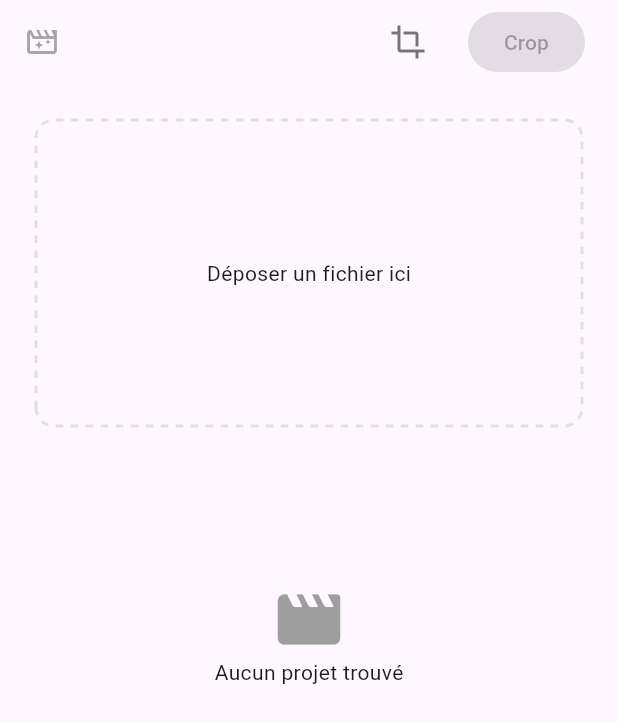
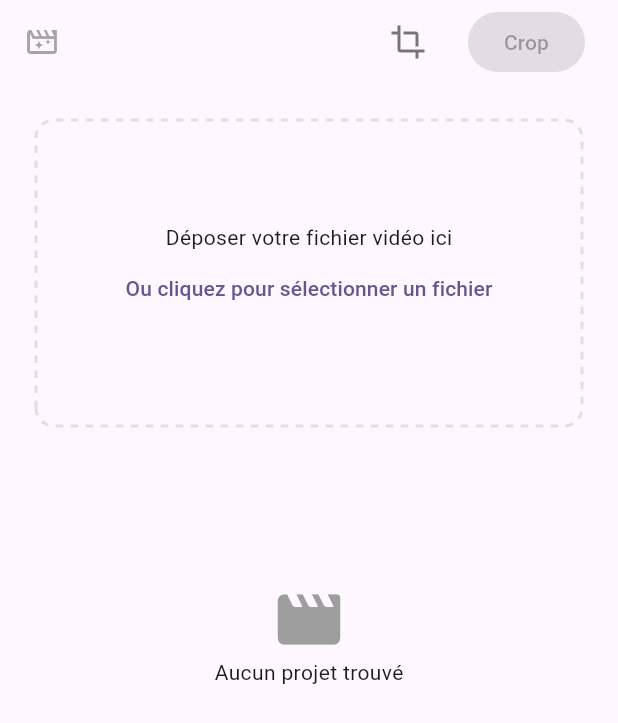
Before and after one commit to bynicodevelop/com_nicodevelop_xmagicmovie, a Flutter app: the screen it shows after launch, on a phone screen of 412 x 824 dp. Shown: the top 723 px of the screen. Run offline on Flutter 3.47's test engine with Material 3 defaults, Android fonts, the phone set to English and light mode, and no system bars; drawn by our look-alikes of dotted_border; our stand-ins replace bloc, cross_file, equatable, file_picker, flutter_bloc, get_it and 1 more; missing offline and left inert: desktop_drop, ffmpeg_kit_flutter.

Commit message:
Ajout de la prise en charge du téléchargement de fichiers vidéo avec validation des extensions. Intégration de la bibliothèque file_picker pour sélectionner des fichiers et affichage des messages d'erreur en cas de type de fichier non pris en charge. #8

```diff
--- a/lib/components/upload_file/upload_file_component.dart
+++ b/lib/components/upload_file/upload_file_component.dart
@@ -1,6 +1,8 @@
 import 'package:com_nicodevelop_xmagicmovie/components/upload_file/bloc/upload_bloc.dart';
+import 'package:cross_file/cross_file.dart';
 import 'package:desktop_drop/desktop_drop.dart';
 import 'package:dotted_border/dotted_border.dart';
+import 'package:file_picker/file_picker.dart';
 import 'package:flutter/material.dart';
 import 'package:flutter_bloc/flutter_bloc.dart';
 
@@ -12,7 +14,48 @@ class UploadFileComponent extends StatefulWidget {
 }
 
 class _UploadFileComponentState extends State<UploadFileComponent> {
+  static const List<String> _allowedExtensions = ['mp4', 'mov'];
   bool _isHovering = false;
+  String? _errorMessage;
+
+  void _uploadFile(List<XFile> files) {
+    setState(() => _errorMessage = null);
+
+    if (_extentionNotSupported(files)) {
+      setState(
+        () => _errorMessage =
+            "Les fichiers doivent être de type ${_allowedExtensions.join(', ')}",
+      );
+      return;
+    }
+
+    context.read<UploadBloc>().add(
+          UploadFileEvent(files),
+        );
+  }
+
+  bool _extentionNotSupported(List<XFile> files) {
+    for (var file in files) {
+      final extention = file.path.split('.').last.toLowerCase();
+      if (!_allowedExtensions.contains(extention)) {
+        return true;
+      }
+    }
+
+    return false;
+  }
+
+  Future<void> _pickFiles() async {
+    final result = await FilePicker.platform.pickFiles(
+      type: FileType.custom,
+      allowedExtensions: _allowedExtensions,
+    );
+
+    if (result != null && result.files.isNotEmpty) {
+      final files = result.files.map((file) => XFile(file.path!)).toList();
+      _uploadFile(files);
+    }
+  }
 
   @override
   Widget build(BuildContext context) {
@@ -22,10 +65,7 @@ class _UploadFileComponentState extends State<UploadFileComponent> {
           onDragEntered: (event) => setState(() => _isHovering = true),
           onDragExited: (details) => setState(() => _isHovering = false),
           onDragDone: (details) {
-            context.read<UploadBloc>().add(
-                  UploadFileEvent(details.files),
-                );
-
+            _uploadFile(details.files);
             setState(() => _isHovering = false);
           },
           child: DottedBorder(
@@ -34,10 +74,27 @@ class _UploadFileComponentState extends State<UploadFileComponent> {
             dashPattern: const [5, 5],
             radius: const Radius.circular(12),
             borderType: BorderType.RRect,
-            child: const SizedBox(
+            child: SizedBox(
               height: 200,
-              child: Center(
-                child: Text("Déposer un fichier ici"),
+              width: double.infinity,
+              child: Column(
+                mainAxisAlignment: MainAxisAlignment.center,
+                children: [
+                  const Text("Déposer votre fichier vidéo ici"),
+                  TextButton(
+                    onPressed: _pickFiles,
+                    child: const Text(
+                      "Ou cliquez pour sélectionner un fichier",
+                    ),
+                  ),
+                  if (_errorMessage != null)
+                    Text(
+                      _errorMessage!,
+                      style: const TextStyle(
+                        color: Colors.red,
+                      ),
+                    ),
+                ],
               ),
             ),
           ),
--- a/pubspec.yaml
+++ b/pubspec.yaml
@@ -46,6 +46,7 @@ dependencies:
   video_player: ^2.9.2
   ffmpeg_kit_flutter: ^6.0.3
   get_it: ^8.0.2
+  file_picker: ^8.1.4
 
 dev_dependencies:
   flutter_test:
```
Also changed, not shown: pubspec.lock.
